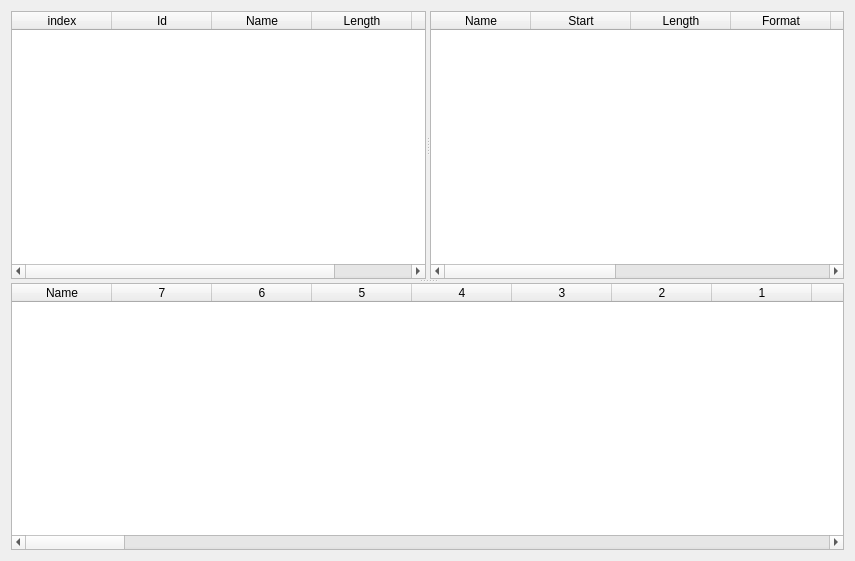
First picture: the form in dbceditor.ui, repository qiuzhiqian/DbcParser, before the edit.
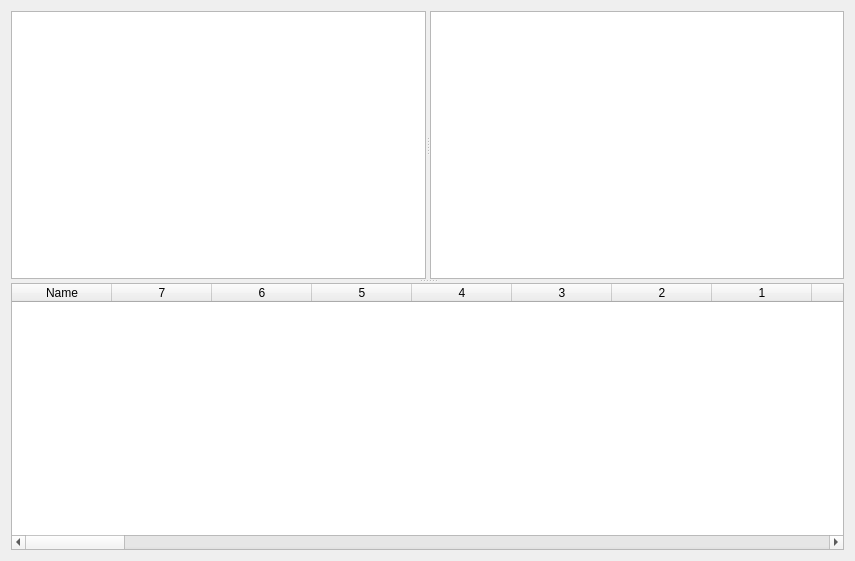
Second picture: the form after the edit.

Diff of the .ui file:
```diff
--- a/dbceditor.ui
+++ b/dbceditor.ui
@@ -23,91 +23,24 @@
       <property name="orientation">
        <enum>Qt::Horizontal</enum>
       </property>
-      <widget class="QTableWidget" name="boList">
+      <widget class="QTableView" name="boList">
        <attribute name="horizontalHeaderStretchLastSection">
         <bool>true</bool>
        </attribute>
-       <attribute name="verticalHeaderVisible">
-        <bool>false</bool>
+       <attribute name="verticalHeaderCascadingSectionResizes">
+        <bool>true</bool>
        </attribute>
-       <attribute name="verticalHeaderStretchLastSection">
-        <bool>false</bool>
+       <attribute name="verticalHeaderDefaultSectionSize">
+        <number>25</number>
        </attribute>
-       <column>
-        <property name="text">
-         <string>index</string>
-        </property>
-       </column>
-       <column>
-        <property name="text">
-         <string>Id</string>
-        </property>
-       </column>
-       <column>
-        <property name="text">
-         <string>Name</string>
-        </property>
-       </column>
-       <column>
-        <property name="text">
-         <string>Length</string>
-        </property>
-       </column>
-       <column>
-        <property name="text">
-         <string>Period</string>
-        </property>
-       </column>
       </widget>
-      <widget class="QTableWidget" name="sgList">
+      <widget class="QTableView" name="sgList">
        <attribute name="horizontalHeaderStretchLastSection">
         <bool>true</bool>
        </attribute>
-       <column>
-        <property name="text">
-         <string>Name</string>
-        </property>
-       </column>
-       <column>
-        <property name="text">
-         <string>Start</string>
-        </property>
-       </column>
-       <column>
-        <property name="text">
-         <string>Length</string>
-        </property>
-       </column>
-       <column>
-        <property name="text">
-         <string>Format</string>
-        </property>
-       </column>
-       <column>
-        <property name="text">
-         <string>Factor</string>
-        </property>
-       </column>
-       <column>
-        <property name="text">
-         <string>Offset</string>
-        </property>
-       </column>
-       <column>
-        <property name="text">
-         <string>Min</string>
-        </property>
-       </column>
-       <column>
-        <property name="text">
-         <string>Max</string>
-        </property>
-       </column>
-       <column>
-        <property name="text">
-         <string>Unit</string>
-        </property>
-       </column>
+       <attribute name="verticalHeaderCascadingSectionResizes">
+        <bool>true</bool>
+       </attribute>
       </widget>
      </widget>
      <widget class="QTableWidget" name="editorList">
```
